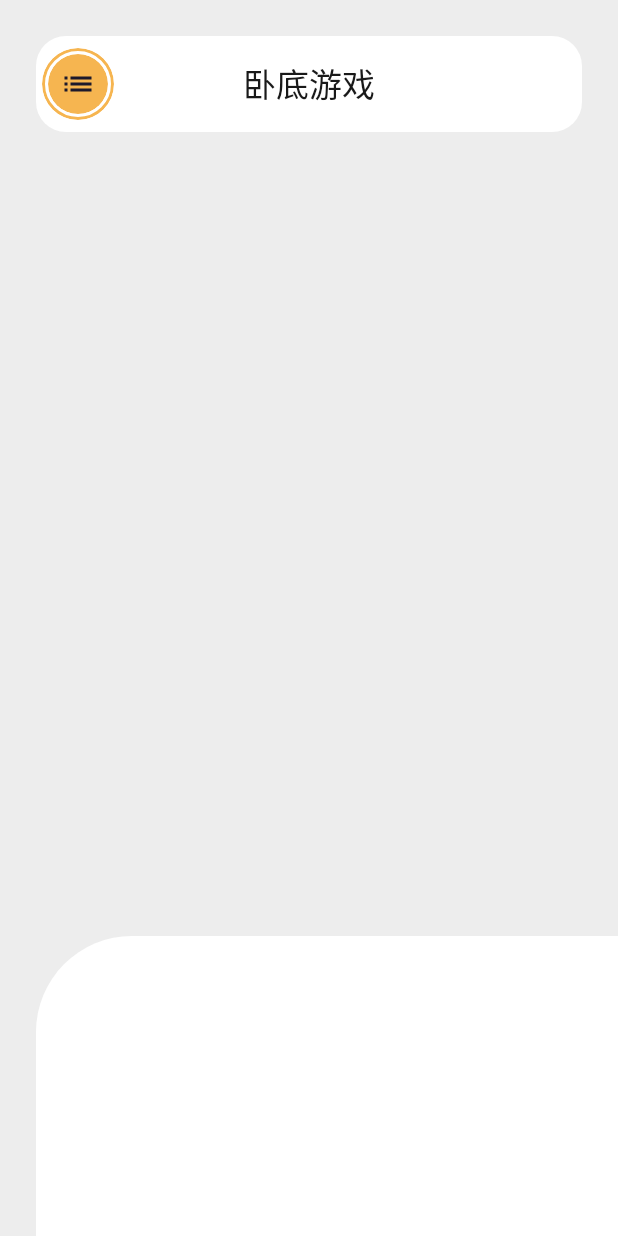
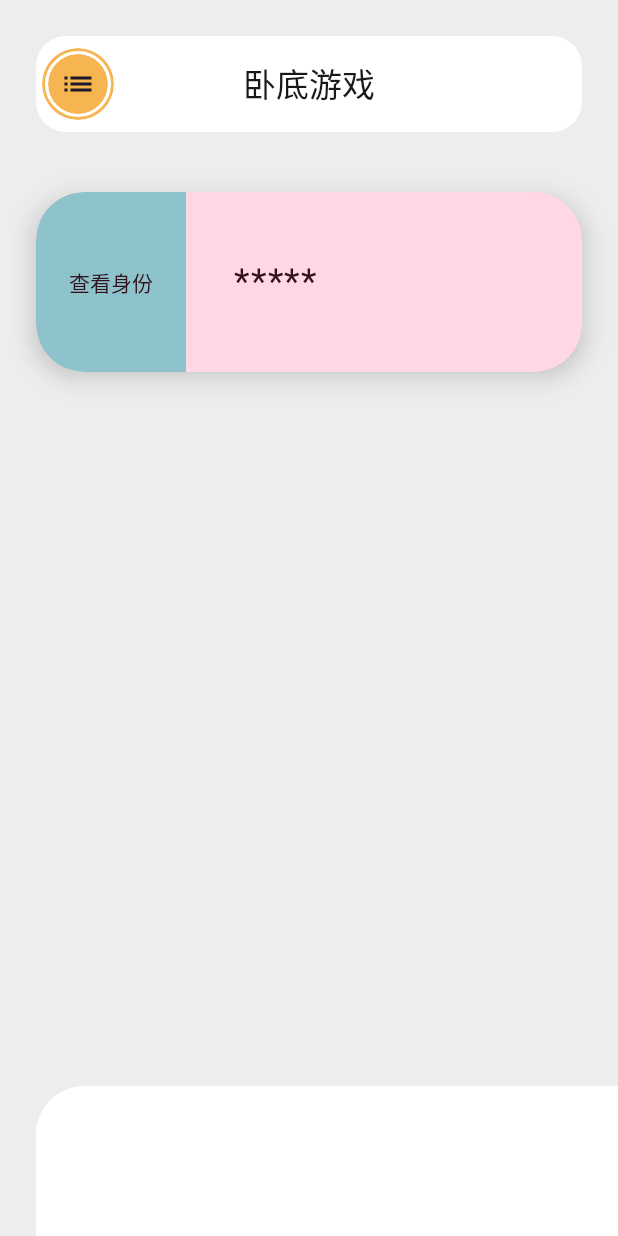
Before and after one commit to WingSword/YiGameCopilotX, an Android app built with Jetpack Compose: the RoomPage screen opened through its navigation route, on a phone screen of 412 x 824 dp. Run offline under Robolectric (Android 15) with nearby library versions, the phone set to English and light mode, and no system bars.

Commit message:
优化房间人数显示及增加刷新功能，重构站立卡片组件，更新意图处理逻辑

```diff
--- a/composeApp/src/commonMain/kotlin/org/walks/gamecopilot/intent/GameIntent.kt
+++ b/composeApp/src/commonMain/kotlin/org/walks/gamecopilot/intent/GameIntent.kt
@@ -1,7 +1,7 @@
 package org.walks.gamecopilot.intent
 
 sealed class GameIntent {
-    data class updatePlayerNum(val num: Int) : GameIntent()
+    data class updatePlayerNum(val num: Int=0) : GameIntent()
     data class updateGameMode(val mode: Int) : GameIntent()
     data class startGame(val mode: Int) : GameIntent()
     data class CreateAGameRoom(val roomName: String, val roomKey: String) : GameIntent()
@@ -11,4 +11,5 @@ sealed class GameIntent {
         val asPrimary: Boolean = false
     ) : GameIntent()
     object LeaveGameRoom : GameIntent()
+
 }
--- /dev/null
+++ b/composeApp/src/commonMain/kotlin/org/walks/gamecopilot/ui/page/room/FlopArea.kt
@@ -0,0 +1,86 @@
+package org.walks.gamecopilot.ui.page.room
+
+
+import androidx.compose.animation.AnimatedVisibility
+import androidx.compose.foundation.background
+import androidx.compose.foundation.clickable
+import androidx.compose.foundation.layout.Arrangement
+import androidx.compose.foundation.layout.Box
+import androidx.compose.foundation.layout.BoxScope
+import androidx.compose.foundation.layout.Column
+import androidx.compose.foundation.layout.Row
+import androidx.compose.foundation.layout.RowScope
+import androidx.compose.foundation.layout.Spacer
+import androidx.compose.foundation.layout.fillMaxHeight
+import androidx.compose.foundation.layout.fillMaxWidth
+import androidx.compose.foundation.layout.height
+import androidx.compose.foundation.layout.padding
+import androidx.compose.foundation.layout.width
+import androidx.compose.foundation.shape.RoundedCornerShape
+import androidx.compose.material3.Card
+import androidx.compose.material3.CardDefaults
+import androidx.compose.material3.MaterialTheme
+import androidx.compose.material3.Text
+import androidx.compose.runtime.Composable
+import androidx.compose.runtime.getValue
+import androidx.compose.runtime.mutableStateOf
+import androidx.compose.runtime.remember
+import androidx.compose.runtime.setValue
+import androidx.compose.ui.Alignment
+import androidx.compose.ui.Modifier
+import androidx.compose.ui.draw.clip
+import androidx.compose.ui.draw.shadow
+import androidx.compose.ui.graphics.Color
+import androidx.compose.ui.unit.dp
+import org.walks.gamecopilot.ui.button.CommonButton
+
+@Composable
+fun FlopArea() {
+    Column(modifier = Modifier.padding(horizontal = 24.dp, vertical = 16.dp).fillMaxWidth()) {
+        StandingCard("ba")
+    }
+}
+
+@Composable
+fun StandingCard(standingWord: String) {
+    var hideStandingWord by remember { mutableStateOf(true) }
+    Card(
+        modifier = Modifier.fillMaxWidth().height(120.dp)
+            .shadow(10.dp, shape = RoundedCornerShape(32.dp))
+            .clip(RoundedCornerShape(32.dp)),
+        colors = CardDefaults.cardColors(containerColor = MaterialTheme.colorScheme.tertiaryContainer)
+    ) {
+        Row {
+            Box(
+                Modifier.width(100.dp).fillMaxHeight().background(
+                    color = Color(0xFF8EC3CB),
+                    shape = RoundedCornerShape(32, 0, 0, 32)
+                ).clickable {
+                    hideStandingWord = false
+                },
+                contentAlignment = Alignment.Center
+            ){
+                androidx.compose.animation.AnimatedVisibility(!hideStandingWord){
+                    Column {
+                        CommonButton("隐藏"){
+                            hideStandingWord = true
+                        }
+                        Spacer(Modifier.height(8.dp))
+                        CommonButton("技能")
+                    }
+                }
+                androidx.compose.animation.AnimatedVisibility(hideStandingWord){
+                    Text("查看身份")
+                }
+            }
+            Spacer(modifier = Modifier.width(16.dp))
+            Column(modifier = Modifier.fillMaxHeight().padding(16.dp), verticalArrangement = Arrangement.Center ){
+                Text(
+                    if (hideStandingWord) "*****" else standingWord,
+                    style = MaterialTheme.typography.bodyLarge,
+                    color = MaterialTheme.colorScheme.onTertiaryContainer
+                )
+            }
+        }
+    }
+}
--- a/composeApp/src/commonMain/kotlin/org/walks/gamecopilot/ui/page/room/MemberList.kt
+++ b/composeApp/src/commonMain/kotlin/org/walks/gamecopilot/ui/page/room/MemberList.kt
@@ -1,32 +1,18 @@
 package org.walks.gamecopilot.ui.page.room
 
-import androidx.compose.animation.AnimatedVisibility
-import androidx.compose.animation.core.tween
-import androidx.compose.animation.slideInVertically
-import androidx.compose.foundation.Image
 import androidx.compose.foundation.background
-import androidx.compose.foundation.border
 import androidx.compose.foundation.layout.Arrangement
-import androidx.compose.foundation.layout.Column
 import androidx.compose.foundation.layout.Row
-import androidx.compose.foundation.layout.aspectRatio
-import androidx.compose.foundation.layout.fillMaxHeight
 import androidx.compose.foundation.layout.fillMaxWidth
 import androidx.compose.foundation.layout.height
 import androidx.compose.foundation.layout.heightIn
 import androidx.compose.foundation.layout.padding
-import androidx.compose.foundation.layout.size
 import androidx.compose.foundation.layout.width
-import androidx.compose.foundation.lazy.LazyColumn
-import androidx.compose.foundation.shape.CircleShape
+import androidx.compose.foundation.lazy.grid.GridCells
+import androidx.compose.foundation.lazy.grid.LazyVerticalGrid
 import androidx.compose.foundation.shape.RoundedCornerShape
-import androidx.compose.material.icons.Icons
-import androidx.compose.material.icons.filled.Build
-import androidx.compose.material3.Icon
-import androidx.compose.material3.MaterialTheme
 import androidx.compose.material3.Text
 import androidx.compose.runtime.Composable
-import androidx.compose.runtime.LaunchedEffect
 import androidx.compose.runtime.getValue
 import androidx.compose.runtime.mutableStateOf
 import androidx.compose.runtime.remember
@@ -34,11 +20,7 @@ import androidx.compose.runtime.setValue
 import androidx.compose.ui.Alignment
 import androidx.compose.ui.Modifier
 import androidx.compose.ui.graphics.Color
-import androidx.compose.ui.text.style.TextAlign
 import androidx.compose.ui.unit.dp
-import androidx.compose.ui.unit.sp
-
-import org.jetbrains.compose.resources.painterResource
 import org.walks.gamecopilot.data.entity.MemberEntry
 import org.walks.gamecopilot.ui.button.CircleButton
 
@@ -46,26 +28,33 @@ import org.walks.gamecopilot.ui.button.CircleButton
 @Composable
 fun MemberList(itemList: List<MemberEntry>) {
 
-    LazyColumn(
-        modifier = Modifier.padding(start = 24.dp).fillMaxWidth().heightIn(min = 200.dp)
+    val minWidth=(100+itemList.size*44).dp
+    LazyVerticalGrid(
+        columns = GridCells.Fixed(2),
+        modifier = Modifier.padding(start = 24.dp).fillMaxWidth().heightIn(min = minWidth)
             .background(Color.White, shape = RoundedCornerShape(32, 0, 0, 0))
-            .padding(top = 32.dp, bottom = 10.dp),
-        reverseLayout = true
+            .padding(top = 56.dp, bottom = 10.dp),
+        reverseLayout = true,
+        horizontalArrangement = Arrangement.spacedBy(16.dp),
+
     ) {
         items(itemList.size) {
-            RoomMemberListItem(itemList[it])
+            RoomMemberListItem(itemList[it], it % 2 == 0)
         }
     }
 
 }
 
 @Composable
-fun RoomMemberListItem(item: MemberEntry) {
+fun RoomMemberListItem(item: MemberEntry, isLeft: Boolean) {
     var memberStanding by remember { mutableStateOf(0) }
+    val bubbleShape =
+        if (isLeft) RoundedCornerShape(0, 32, 32, 0)
+        else RoundedCornerShape(32, 0, 0, 32)
     Row(
-        modifier = Modifier.height(64.dp).width(128.dp)
+        modifier = Modifier.padding(bottom = 16.dp).height(64.dp).width(128.dp)
             .background(
-                color = Color(0xFFF6B550), shape = RoundedCornerShape(0, 32, 32, 0)
+                color = Color(0xFFF6B550), shape = bubbleShape
             ).padding(6.dp),
         verticalAlignment = Alignment.CenterVertically
     ) {
--- a/composeApp/src/commonMain/kotlin/org/walks/gamecopilot/ui/page/room/RoomPage.kt
+++ b/composeApp/src/commonMain/kotlin/org/walks/gamecopilot/ui/page/room/RoomPage.kt
@@ -29,6 +29,7 @@ fun RoomPage(viewmodel: MainViewmodel) {
     }
 
     Column {
+        FlopArea()
         Spacer(Modifier.weight(1f))
         AnimatedVisibility(
             visible = animVisible,
```
Also changed, not shown: composeApp/src/commonMain/kotlin/org/walks/gamecopilot/App.kt (+14 -6 lines), composeApp/src/commonMain/kotlin/org/walks/gamecopilot/MainViewmodel.kt (+9 -2 lines).
